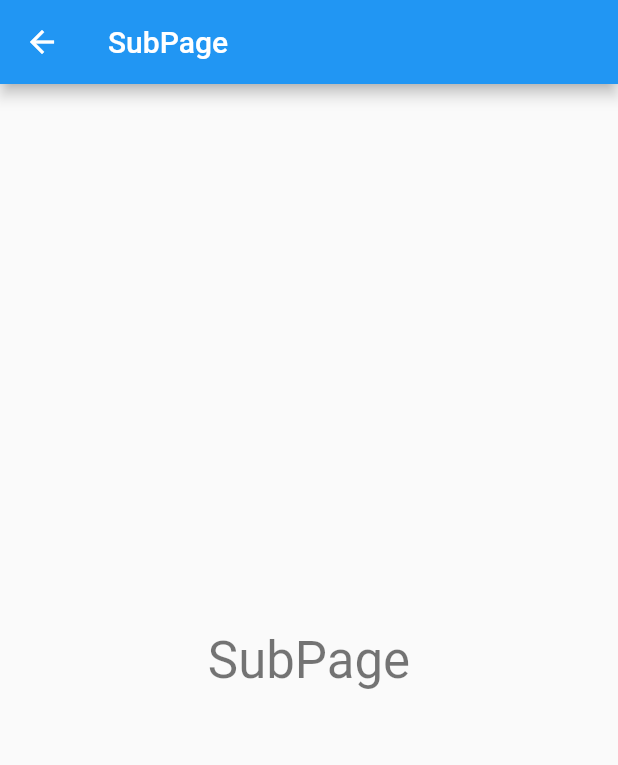
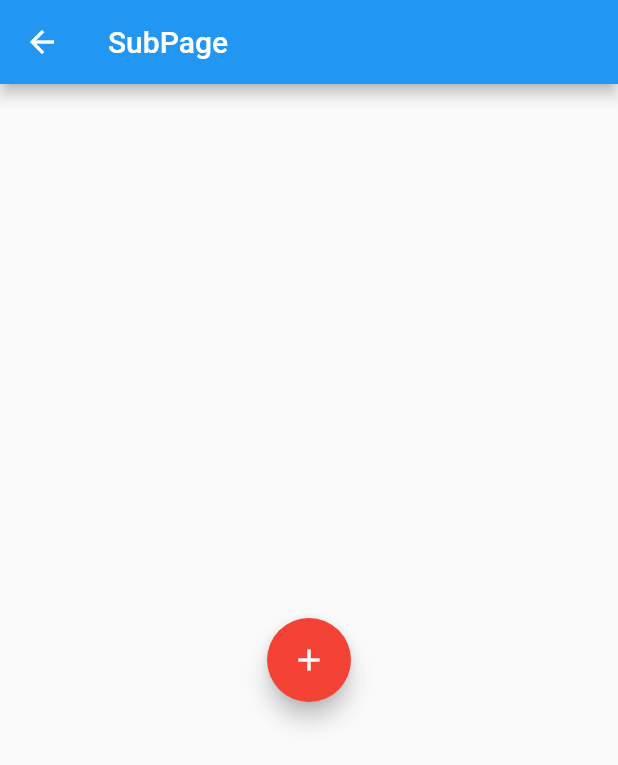
Before and after one commit to WIZOooo/FlutterDemo, a Flutter app: the screen it shows after launch, after a tap on the "add" icon, on a phone screen of 412 x 824 dp. Shown: the top 765 px of the screen. Run offline on Flutter 3.47's test engine with Material 2 defaults, Android fonts, the phone set to English and light mode, and no system bars.

Commit message:
material route demo

```diff
--- a/lib/main.dart
+++ b/lib/main.dart
@@ -12,16 +12,12 @@ class MyApp extends StatelessWidget {
     return MaterialApp(
       title: 'Flutter Demo',
       theme: ThemeData(
-        // This is the theme of your application.
-        //
-        // Try running your application with "flutter run". You'll see the
-        // application has a blue toolbar. Then, without quitting the app, try
-        // changing the primarySwatch below to Colors.green and then invoke
-        // "hot reload" (press "r" in the console where you ran "flutter run",
-        // or simply save your changes to "hot reload" in a Flutter IDE).
-        // Notice that the counter didn't reset back to zero; the application
-        // is not restarted.
         primarySwatch: Colors.blue,
+        pageTransitionsTheme: PageTransitionsTheme(
+          builders: {
+            TargetPlatform.android: CupertinoPageTransitionsBuilder(),
+          },
+        ),
       ),
       home: MaterialRouteHomePage(),
     );
--- a/lib/material_route_demo/material_route_sub_page.dart
+++ b/lib/material_route_demo/material_route_sub_page.dart
@@ -18,12 +18,50 @@ class _MaterialRouteSubPageState extends State<MaterialRouteSubPage> {
         child: Column(
           mainAxisAlignment: MainAxisAlignment.center,
           children: <Widget>[
-            Text(
-              'SubPage',
-              style: Theme
-                  .of(context)
-                  .textTheme
-                  .headline4,
+            // Theme(
+            //   data: Theme.of(context).copyWith(
+            //     primaryColor: Colors.red,
+            //     textTheme: TextTheme(headline4: TextStyle(fontSize: 3, color: Colors.red)),
+            //     pageTransitionsTheme: PageTransitionsTheme(
+            //       builders: {
+            //         TargetPlatform.android: FadeUpwardsPageTransitionsBuilder(),
+            //       },
+            //     ),
+            //   ),
+            //   child: GestureDetector(
+            //     onTap: () {
+            //       Navigator.of(context).push(
+            //         MaterialPageRoute(
+            //           builder: (context) => MaterialRouteSubPage(),
+            //         ),
+            //       );
+            //     },
+            //     child: Text(
+            //       'SubxxxxPage',
+            //       style: Theme.of(context).textTheme.headline4,
+            //     ),
+            //   ),
+            // ),
+            Theme(
+              // Create a unique theme with "ThemeData"
+              data: ThemeData(
+                accentColor: Colors.red,
+                pageTransitionsTheme: PageTransitionsTheme(
+                  builders: {
+                    TargetPlatform.android: FadeUpwardsPageTransitionsBuilder(),
+                  },
+                ),
+              ),
+              child: FloatingActionButton(
+                onPressed: () {
+                  Navigator.of(context).push(
+                    MaterialPageRoute(
+                      builder: (context) => MaterialRouteSubPage(),
+                    ),
+                  );
+                },
+                child: const Icon(Icons.add),
+              ),
             ),
           ],
         ),
```
Also changed, not shown: lib/material_route_demo/material_route_home_page.dart (+6 -1 lines).
